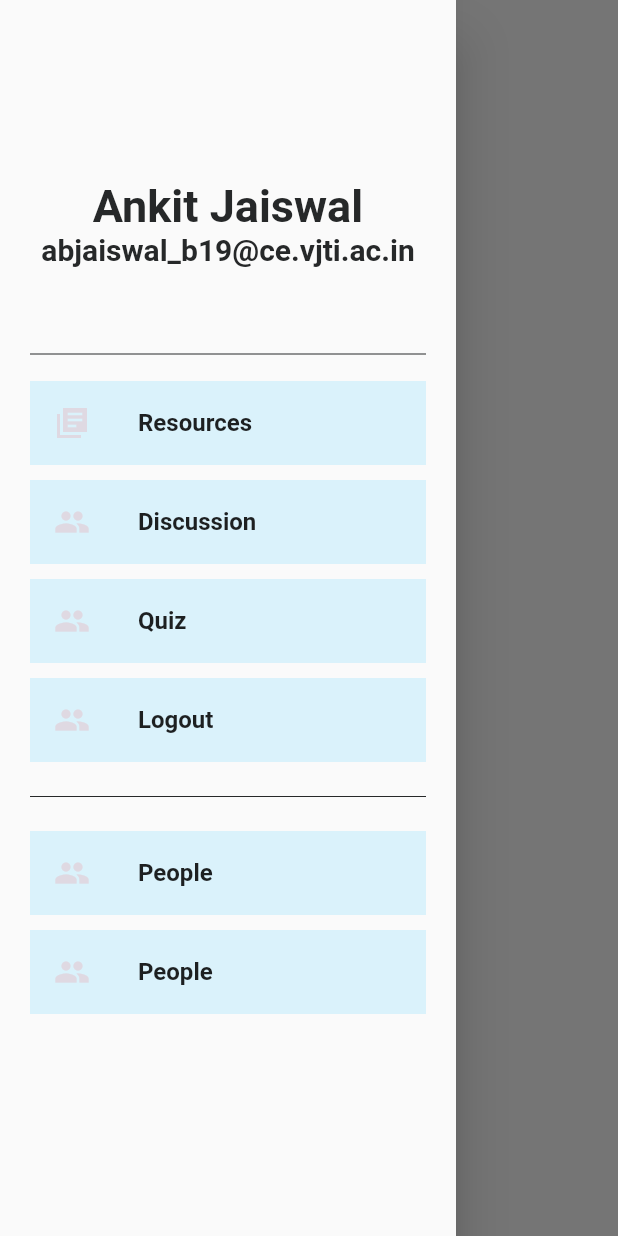
After one commit to Anupamladdha/vjtiAssistant, a Flutter app: the ResourceScreen screen opened by its route, with the side drawer open, on a phone screen of 412 x 824 dp. The commit adds this screen. Run offline on Flutter 3.47's test engine with Material 2 defaults, Android fonts, the phone set to English and light mode, and no system bars; our stand-ins replace flutter_svg, google_fonts.

Commit message:
Side drawer added(Half part done)

```diff
--- /dev/null
+++ b/lib/Screens/ResourceScreen/ResourceScreen.dart
@@ -0,0 +1,18 @@
+import 'package:flutter/material.dart';
+import 'components/NavigationDrawerWidget.dart';
+
+class ResourceScreen extends StatefulWidget {
+  ResourceScreen({Key key}) : super(key: key);
+
+  @override
+  _ResourceScreenState createState() => _ResourceScreenState();
+}
+
+class _ResourceScreenState extends State<ResourceScreen> {
+  @override
+  Widget build(BuildContext context) {
+    return Scaffold(
+      drawer: NavigationDrawerWidget(),
+    );
+  }
+}
--- /dev/null
+++ b/lib/Screens/ResourceScreen/components/NavigationDrawerWidget.dart
@@ -0,0 +1,154 @@
+import 'package:flutter/material.dart';
+import 'package:google_fonts/google_fonts.dart';
+import 'package:vjtiAssistant/constants.dart';
+
+class NavigationDrawerWidget extends StatelessWidget {
+  const NavigationDrawerWidget({Key key}) : super(key: key);
+
+  @override
+  Widget build(BuildContext context) {
+    return Drawer(
+      child: Material(
+        child: ListView(
+          padding: EdgeInsets.symmetric(horizontal: 20),
+          children: <Widget>[
+            Column(
+              children: <Widget>[
+                Padding(
+                  padding: EdgeInsets.only(top: 20),
+                  child: Container(
+                    child: Column(
+                      children: <Widget>[
+                        Container(
+                          width: 100,
+                          height: 100,
+                          decoration: BoxDecoration(
+                            shape: BoxShape.circle,
+                          ),
+                        ),
+                        Text(
+                          "Ankit Jaiswal",
+                          style: GoogleFonts.roboto(
+                            fontSize: 30,
+                            color: BlackColor,
+                            fontWeight: FontWeight.bold,
+                          ),
+                        ),
+                        Text(
+                          "abjaiswal_b19@ce.vjti.ac.in",
+                          style: GoogleFonts.roboto(
+                            fontSize: 20,
+                            color: BlackColor,
+                            fontWeight: FontWeight.bold,
+                          ),
+                        ),
+                      ],
+                    ),
+                  ),
+                ),
+                const SizedBox(
+                  height: 50,
+                ),
+                Divider(
+                  color: BlackColor,
+                ),
+                const SizedBox(
+                  height: 10,
+                ),
+                BuildMenuItem(
+                  text: "Resources",
+                  icon: Icons.my_library_books_sharp,
+                ),
+                SizedBox(
+                  height: 10,
+                ),
+                BuildMenuItem(
+                  text: "Discussion",
+                  icon: Icons.people,
+                ),
+                SizedBox(
+                  height: 10,
+                ),
+                BuildMenuItem(
+                  text: "Quiz",
+                  icon: Icons.people,
+                ),
+                SizedBox(
+                  height: 10,
+                ),
+                BuildMenuItem(
+                  text: "Logout",
+                  icon: Icons.people,
+                ),
+              ],
+            ),
+            Column(
+              children: <Widget>[
+                const SizedBox(
+                  height: 15,
+                ),
+                Divider(
+                  color: BlackColor,
+                ),
+                const SizedBox(
+                  height: 15,
+                ),
+                BuildMenuItem(
+                  text: "People",
+                  icon: Icons.people,
+                ),
+                SizedBox(
+                  height: 10,
+                ),
+                BuildMenuItem(
+                  text: "People",
+                  icon: Icons.people,
+                ),
+              ],
+            ),
+          ],
+        ),
+      ),
+    );
+  }
+}
+
+class BuildMenuItem extends StatelessWidget {
+  const BuildMenuItem({
+    Key key,
+    @required this.text,
+    @required this.icon,
+  }) : super(key: key);
+
+  final String text;
+  final IconData icon;
+
+  @override
+  Widget build(BuildContext context) {
+    return Container(
+      decoration: BoxDecoration(
+        borderRadius: BorderRadius.all(Radius.circular(10)),
+        // color: Color(0xFF59D2FE).withOpacity(0.3),
+      ),
+      child: ListTile(
+        tileColor: Color(0xFF59D2FE).withOpacity(0.2),
+        // tileColor: PrimaryColor,
+
+        leading: Icon(
+          icon,
+          color: Color(0xFFDFD9E2),
+        ),
+        title: Text(
+          text,
+          style: TextStyle(
+            fontSize: 16,
+            fontWeight: FontWeight.w600,
+            // color: Colors.white,
+          ),
+        ),
+        onTap: () {},
+        hoverColor: PrimaryColor,
+      ),
+    );
+  }
+}
--- a/lib/main.dart
+++ b/lib/main.dart
@@ -1,11 +1,11 @@
 // Packages
 import 'package:flutter/material.dart';
-import 'package:google_fonts/google_fonts.dart';
 
 // Screens
 import 'Screens/OnBoarding/OnBoardingScreen.dart';
 import 'Screens/Login/login.dart';
 import 'Screens/Signup/signup.dart';
+import 'package:vjtiAssistant/Screens/ResourceScreen/ResourceScreen.dart';
 
 
 void main() {
@@ -28,6 +28,7 @@ class MyApp extends StatelessWidget {
         '/': (context) => OnBoardingScreen(),
         '/login': (context) => LoginScreen(),
         '/signup': (context) => SignUpScreen(),
+        '/resources/': (context) => ResourceScreen(),
       },
     );
   }
```
